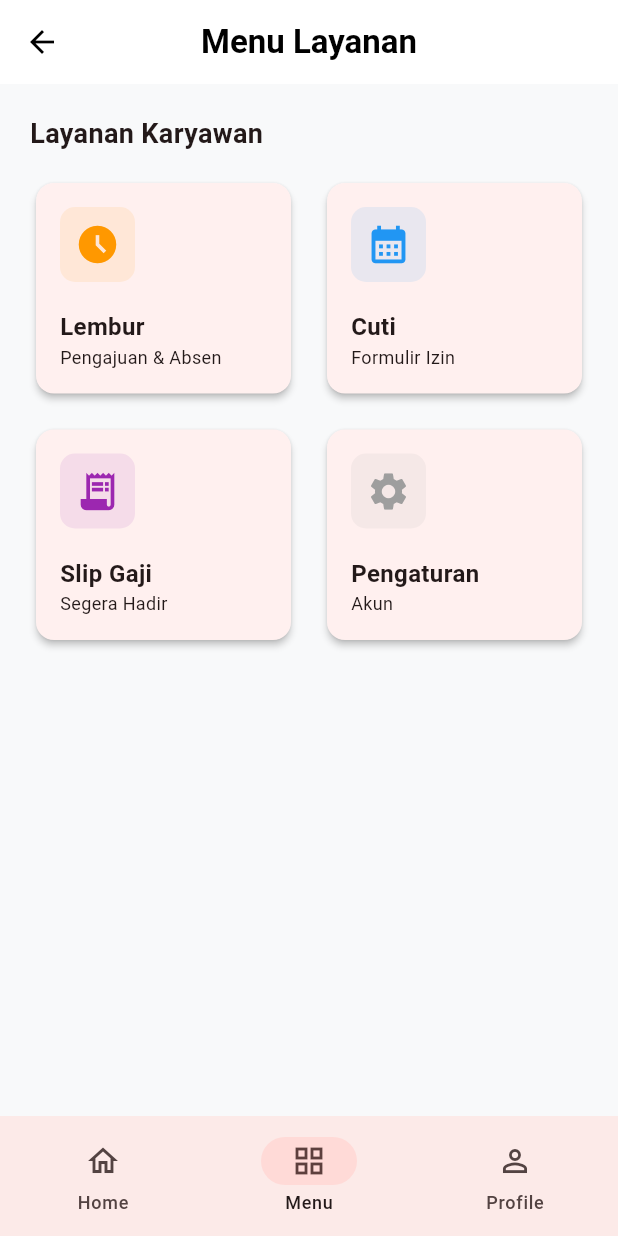
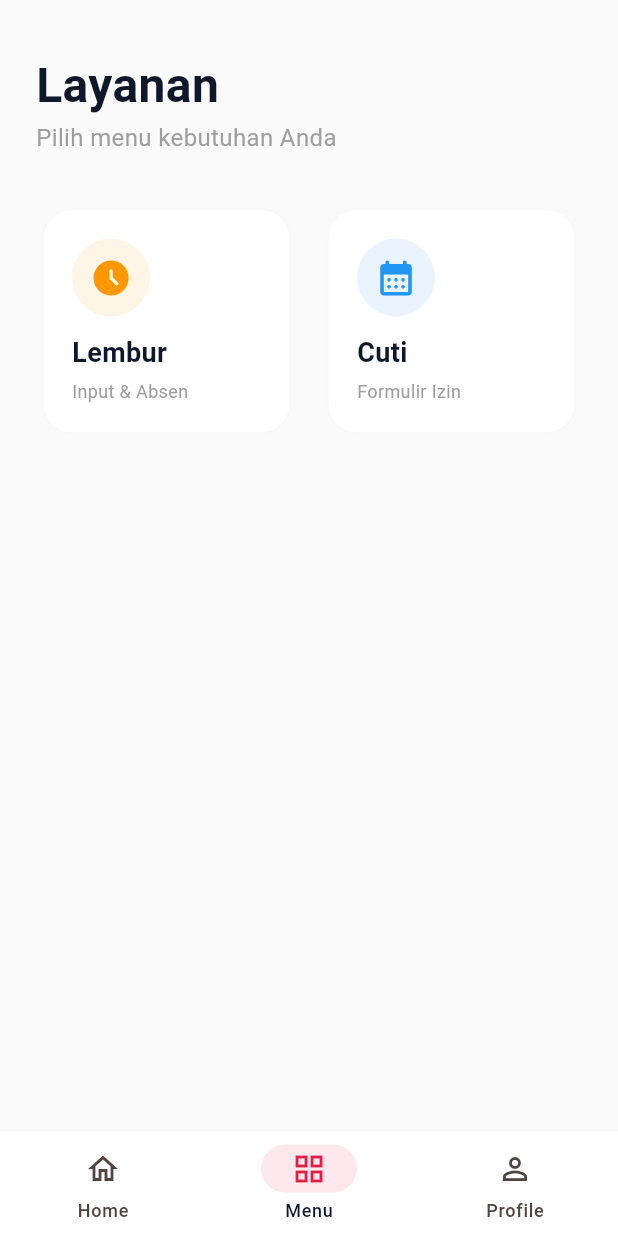
Before and after one commit to KYCE26/SITEKAD_FLUTTER, a Flutter app: the MainScreen screen opened directly, item 2 of the bottom bar chosen, on a phone screen of 412 x 824 dp. Run offline on Flutter 3.47's test engine with Material 3 defaults, Android fonts, the phone set to English and light mode, and no system bars; our stand-ins replace device_info_plus, dio, geolocator, image_picker, permission_handler, shared_preferences; missing offline and left inert: mobile_scanner; accounts and stored records are empty; network calls fail.

Commit message:
perbaikan ui/ux

```diff
--- a/lib/providers/theme_provider.dart
+++ b/lib/providers/theme_provider.dart
@@ -3,52 +3,80 @@ import 'package:shared_preferences/shared_preferences.dart';
 
 class ThemeProvider with ChangeNotifier {
   bool _isDarkMode = false;
-
   bool get isDarkMode => _isDarkMode;
 
   ThemeProvider() {
     _loadTheme();
   }
 
-  ThemeData get currentTheme {
-    return _isDarkMode ? _darkTheme : _lightTheme;
-  }
+  ThemeData get currentTheme => _isDarkMode ? _darkTheme : _lightTheme;
 
-  // Tema Terang
+  // --- PALET WARNA MODERN (Clean White + Elegant Red) ---
+
+  // TEMA TERANG
   final ThemeData _lightTheme = ThemeData(
     useMaterial3: true,
     brightness: Brightness.light,
     colorScheme: ColorScheme.fromSeed(
-      seedColor: const Color(0xFFD90429),
-      primary: const Color(0xFFD90429),
-      surface: const Color(0xFFF8F9FA),
+      seedColor: const Color(0xFFE11D48), // Merah Cherry Modern
+      primary: const Color(0xFFE11D48),
+      secondary: const Color(0xFF64748B),
+      surface: const Color(0xFFFFFFFF),
+      surfaceContainerHighest: const Color(0xFFF1F5F9),
+      onSurface: const Color(0xFF0F172A),
     ),
-    scaffoldBackgroundColor: const Color(0xFFF8F9FA),
+    scaffoldBackgroundColor: const Color(0xFFFAFAFA),
+
     appBarTheme: const AppBarTheme(
-      backgroundColor: Colors.white,
-      foregroundColor: Colors.black,
+      backgroundColor: Colors.transparent,
+      surfaceTintColor: Colors.transparent,
+      foregroundColor: Color(0xFF0F172A),
       elevation: 0,
+      centerTitle: false,
     ),
-    // Kita hapus cardTheme manual agar tidak konflik tipe data di Flutter versi IDX
+
+    // PERBAIKAN: Gunakan CardThemeData
+    cardTheme: CardThemeData(
+      elevation: 0,
+      shape: RoundedRectangleBorder(
+        borderRadius: BorderRadius.circular(16),
+        side: BorderSide(color: Colors.grey.withValues(alpha: 0.1)),
+      ),
+      color: Colors.white,
+    ),
+
+    elevatedButtonTheme: ElevatedButtonThemeData(
+      style: ElevatedButton.styleFrom(
+        elevation: 0,
+        shape: RoundedRectangleBorder(borderRadius: BorderRadius.circular(12)),
+        padding: const EdgeInsets.symmetric(vertical: 16, horizontal: 24),
+        backgroundColor: const Color(0xFFE11D48),
+        foregroundColor: Colors.white,
+      ),
+    ),
   );
 
-  // Tema Gelap
+  // TEMA GELAP
   final ThemeData _darkTheme = ThemeData(
     useMaterial3: true,
     brightness: Brightness.dark,
     colorScheme: ColorScheme.fromSeed(
-      seedColor: const Color(0xFFD90429),
+      seedColor: const Color(0xFFFB7185),
       brightness: Brightness.dark,
-      primary: const Color(0xFFEF233C),
-      surface: const Color(0xFF1E1E1E),
+      surface: const Color(0xFF1E293B),
     ),
-    scaffoldBackgroundColor: const Color(0xFF121212),
+    scaffoldBackgroundColor: const Color(0xFF0F172A),
     appBarTheme: const AppBarTheme(
-      backgroundColor: Color(0xFF1E1E1E),
-      foregroundColor: Colors.white,
+      backgroundColor: Colors.transparent,
       elevation: 0,
     ),
-    // Kita hapus cardTheme manual
+
+    // PERBAIKAN: Gunakan CardThemeData
+    cardTheme: CardThemeData(
+      elevation: 0,
+      shape: RoundedRectangleBorder(borderRadius: BorderRadius.circular(16)),
+      color: const Color(0xFF1E293B),
+    ),
   );
 
   void toggleTheme(bool isOn) async {
--- a/lib/screens/main_screen.dart
+++ b/lib/screens/main_screen.dart
@@ -2,7 +2,6 @@ import 'package:flutter/material.dart';
 import 'package:provider/provider.dart';
 import '../providers/user_provider.dart';
 
-// Import Tabs (Nanti kita buat di bawah)
 import 'tabs/home_tab.dart';
 import 'tabs/menu_tab.dart';
 import 'tabs/profile_tab.dart';
@@ -17,23 +16,15 @@ class MainScreen extends StatefulWidget {
 class _MainScreenState extends State<MainScreen> {
   int _currentIndex = 0;
 
-  // Daftar Halaman
   final List<Widget> _tabs = [
     const HomeTab(),
     const MenuTab(),
     const ProfileTab(),
   ];
 
-  final List<String> _titles = [
-    "Dashboard",
-    "Menu Layanan",
-    "Profil Saya",
-  ];
-
   @override
   void initState() {
     super.initState();
-    // Refresh data user saat aplikasi pertama kali masuk Dashboard
     WidgetsBinding.instance.addPostFrameCallback((_) {
       Provider.of<UserProvider>(context, listen: false).refreshData();
     });
@@ -42,48 +33,49 @@ class _MainScreenState extends State<MainScreen> {
   @override
   Widget build(BuildContext context) {
     return Scaffold(
-      // AppBar dinamis sesuai tab
-      appBar: AppBar(
-        title: Text(
-          _titles[_currentIndex],
-          style: const TextStyle(fontWeight: FontWeight.bold),
-        ),
-        centerTitle: true,
-        elevation: 0,
-      ),
-
-      // Body menampilkan tab yang dipilih
+      // PERUBAHAN: AppBar dihapus total!
+      // Body menggunakan IndexedStack agar state halaman tidak hilang saat pindah tab
       body: IndexedStack(
         index: _currentIndex,
         children: _tabs,
       ),
 
-      // Navigasi Bawah yang Cantik
-      bottomNavigationBar: NavigationBar(
+      // Navigasi Bawah Modern
+      bottomNavigationBar: Container(
+        decoration: BoxDecoration(
+          color: Theme.of(context).colorScheme.surface,
+          border: Border(top: BorderSide(color: Colors.grey.withValues(alpha: 0.1))),
+        ),
+        child: NavigationBar(
+          height: 70,
+          elevation: 0,
+          backgroundColor: Colors.transparent,
+          indicatorColor: Theme.of(context).colorScheme.primary.withValues(alpha: 0.1),
           selectedIndex: _currentIndex,
           onDestinationSelected: (int index) {
             setState(() {
               _currentIndex = index;
             });
           },
-        destinations: const [
+          destinations: [
             NavigationDestination(
-            icon: Icon(Icons.home_outlined),
-            selectedIcon: Icon(Icons.home),
+              icon: const Icon(Icons.home_outlined),
+              selectedIcon: Icon(Icons.home, color: Theme.of(context).colorScheme.primary),
               label: 'Home',
             ),
             NavigationDestination(
-            icon: Icon(Icons.grid_view_outlined),
-            selectedIcon: Icon(Icons.grid_view),
+              icon: const Icon(Icons.grid_view_outlined),
+              selectedIcon: Icon(Icons.grid_view, color: Theme.of(context).colorScheme.primary),
               label: 'Menu',
             ),
             NavigationDestination(
-            icon: Icon(Icons.person_outline),
-            selectedIcon: Icon(Icons.person),
+              icon: const Icon(Icons.person_outline),
+              selectedIcon: Icon(Icons.person, color: Theme.of(context).colorScheme.primary),
               label: 'Profile',
             ),
           ],
         ),
+      ),
     );
   }
 }
--- a/lib/screens/tabs/menu_tab.dart
+++ b/lib/screens/tabs/menu_tab.dart
@@ -7,115 +7,91 @@ class MenuTab extends StatelessWidget {
 
   @override
   Widget build(BuildContext context) {
-    return ListView(
-      padding: const EdgeInsets.all(20),
+    return SafeArea(
+      child: ListView(
+        padding: const EdgeInsets.all(24),
         children: [
+          // --- HEADER KEREN (Invisible App Bar) ---
+          const SizedBox(height: 10),
           const Text(
-          "Layanan Karyawan",
-          style: TextStyle(fontSize: 18, fontWeight: FontWeight.bold),
+            "Layanan",
+            style: TextStyle(fontSize: 32, fontWeight: FontWeight.bold),
           ),
-        const SizedBox(height: 16),
+          Text(
+            "Pilih menu kebutuhan Anda",
+            style: TextStyle(fontSize: 16, color: Colors.grey[500]),
+          ),
+          const SizedBox(height: 32),
 
-        // Grid Menu
+          // --- GRID MENU (Cuma 2: Lembur & Cuti) ---
           GridView.count(
             shrinkWrap: true,
             physics: const NeverScrollableScrollPhysics(),
             crossAxisCount: 2,
             crossAxisSpacing: 16,
             mainAxisSpacing: 16,
-          childAspectRatio: 1.2,
+            childAspectRatio: 1.1, // Bentuk kotak sedikit lebar
             children: [
               _buildMenuCard(
                 context,
-              icon: Icons.access_time_filled,
+                icon: Icons.access_time_filled_rounded,
                 title: "Lembur",
-              desc: "Pengajuan & Absen",
-              color: Colors.orange,
-              onTap: () => Navigator.push(
-                context,
-                MaterialPageRoute(builder: (_) => const LemburScreen()),
-              ),
+                desc: "Input & Absen",
+                color: Colors.orange, // Warna Ikon
+                onTap: () => Navigator.push(context, MaterialPageRoute(builder: (_) => const LemburScreen())),
               ),
               _buildMenuCard(
                 context,
-              icon: Icons.calendar_month,
+                icon: Icons.calendar_month_rounded,
                 title: "Cuti",
                 desc: "Formulir Izin",
-              color: Colors.blue,
-              onTap: () => Navigator.push(
-                context,
-                MaterialPageRoute(builder: (_) => const LeaveScreen()),
-              ),
-            ),
-            // Bisa tambah menu lain di sini (Misal: Slip Gaji, Reimburse)
-            _buildMenuCard(
-              context,
-              icon: Icons.receipt_long,
-              title: "Slip Gaji",
-              desc: "Segera Hadir",
-              color: Colors.purple,
-              onTap: () {
-                ScaffoldMessenger.of(context).showSnackBar(
-                  const SnackBar(content: Text("Fitur belum tersedia")),
-                );
-              },
-            ),
-            _buildMenuCard(
-              context,
-              icon: Icons.settings,
-              title: "Pengaturan",
-              desc: "Akun",
-              color: Colors.grey,
-              onTap: () {},
+                color: Colors.blue, // Warna Ikon
+                onTap: () => Navigator.push(context, MaterialPageRoute(builder: (_) => const LeaveScreen())),
               ),
             ],
           ),
         ],
+      ),
     );
   }
 
-  Widget _buildMenuCard(
-    BuildContext context, {
+  Widget _buildMenuCard(BuildContext context, {
     required IconData icon,
     required String title,
     required String desc,
     required Color color,
-    required VoidCallback onTap,
+    required VoidCallback onTap
   }) {
+    final theme = Theme.of(context);
     return Card(
-      elevation: 2,
+      // Style Card Modern: Putih, Shadow haluuus banget
+      elevation: 0,
+      color: theme.cardTheme.color,
+      shape: RoundedRectangleBorder(
+        borderRadius: BorderRadius.circular(20),
+        side: BorderSide(color: theme.colorScheme.outline.withValues(alpha: 0.05)),
+      ),
       child: InkWell(
         onTap: onTap,
-        borderRadius: BorderRadius.circular(16),
+        borderRadius: BorderRadius.circular(20),
         child: Padding(
-          padding: const EdgeInsets.all(16.0),
+          padding: const EdgeInsets.all(20.0),
           child: Column(
-            mainAxisAlignment: MainAxisAlignment.center,
             crossAxisAlignment: CrossAxisAlignment.start,
             children: [
+              // Ikon dalam lingkaran transparan
               Container(
-                padding: const EdgeInsets.all(10),
+                padding: const EdgeInsets.all(12),
                 decoration: BoxDecoration(
                   color: color.withValues(alpha: 0.1),
-                  borderRadius: BorderRadius.circular(10),
+                  shape: BoxShape.circle,
                 ),
-                child: Icon(icon, color: color, size: 30),
+                child: Icon(icon, color: color, size: 28),
               ),
               const Spacer(),
-              Text(
-                title,
-                style: const TextStyle(
-                  fontWeight: FontWeight.bold,
-                  fontSize: 16,
-                ),
-              ),
-              Text(
-                desc,
-                style: TextStyle(
-                  color: Theme.of(context).textTheme.bodySmall?.color,
-                  fontSize: 12,
-                ),
-              ),
+              Text(title, style: const TextStyle(fontWeight: FontWeight.bold, fontSize: 18)),
+              const SizedBox(height: 4),
+              Text(desc, style: TextStyle(color: Colors.grey[500], fontSize: 12)),
             ],
           ),
         ),
```
Lines whose indentation alone changed are shown as unchanged.
